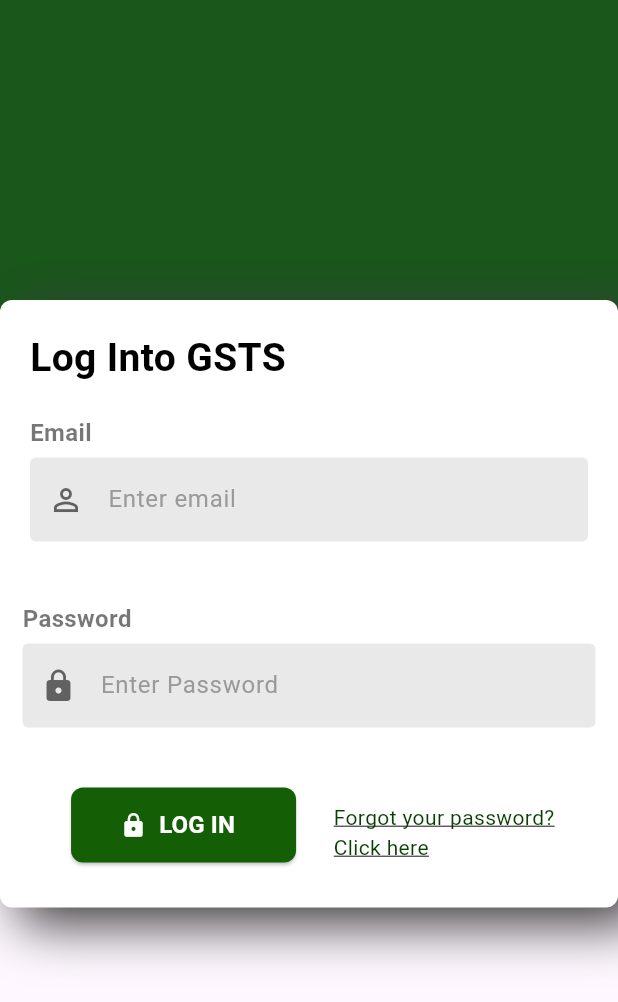
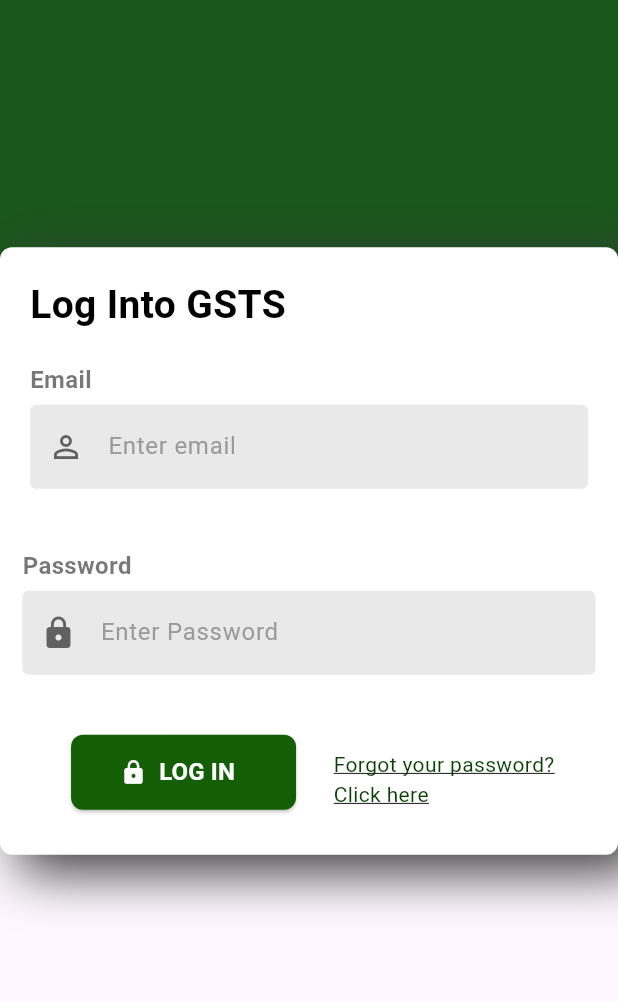
Before and after one commit to mroxas29/gsts, a Flutter app: the screen it shows after launch, on a phone screen of 412 x 824 dp. Shown: the top 1002 px of the screen. Run offline on Flutter 3.47's test engine with Material 3 defaults, Android fonts, the phone set to English and light mode, and no system bars; our stand-ins replace cloud_firestore, firebase_auth, firebase_core, fl_chart; missing offline and left inert: dart:html, side_navigation; accounts and stored records are empty; Roboto replaces fonts that are missing (inter).

Commit message:
UI changes

```diff
--- a/lib/main.dart
+++ b/lib/main.dart
@@ -136,6 +136,7 @@ class _LoginPageState extends State<LoginPage> {
   Widget build(BuildContext context) {
     //  final GlobalKey<State> _LoaderDialog = GlobalKey<State>();
 
+    double screenHeight = MediaQuery.of(context).size.height;
     return WillPopScope(
       onWillPop: () async => false,
       child: Scaffold(
@@ -147,8 +148,9 @@ class _LoginPageState extends State<LoginPage> {
           ),
           contain.Container(
             color: Color.fromARGB(0, 231, 231, 231),
+            height: screenHeight,
             child: Padding(
-                padding: const EdgeInsets.only(top: 200),
+                padding: EdgeInsets.only(top: screenHeight / 5),
                 child: Align(
                   alignment: Alignment.topCenter,
                   child: SizedBox(
```
